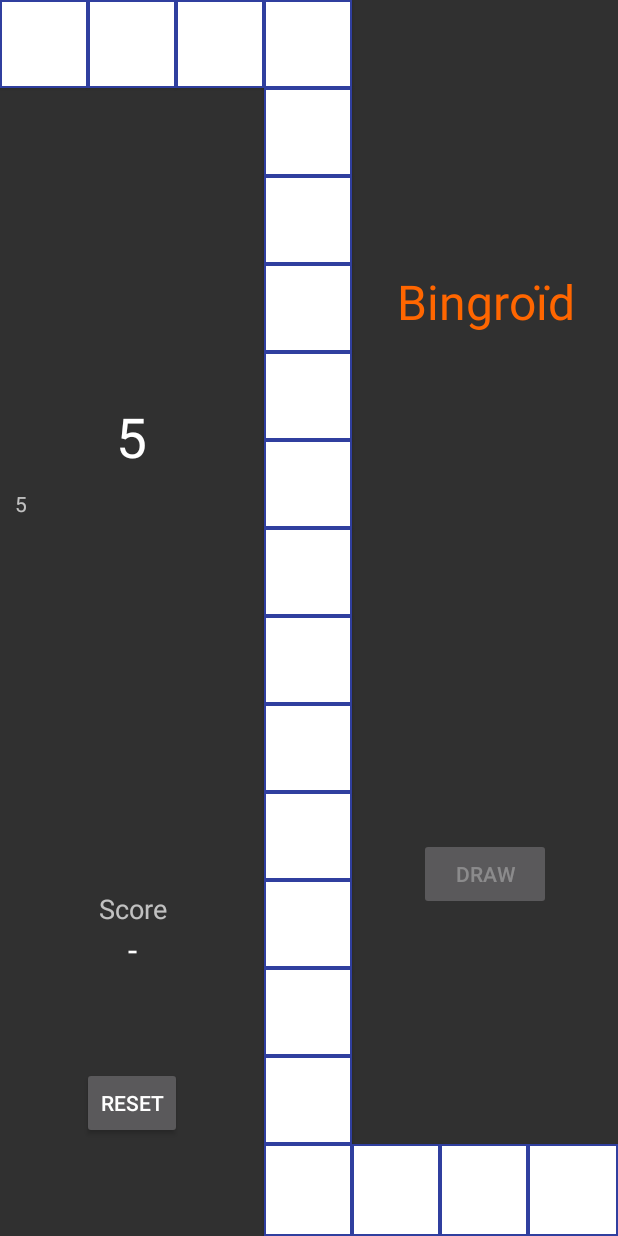
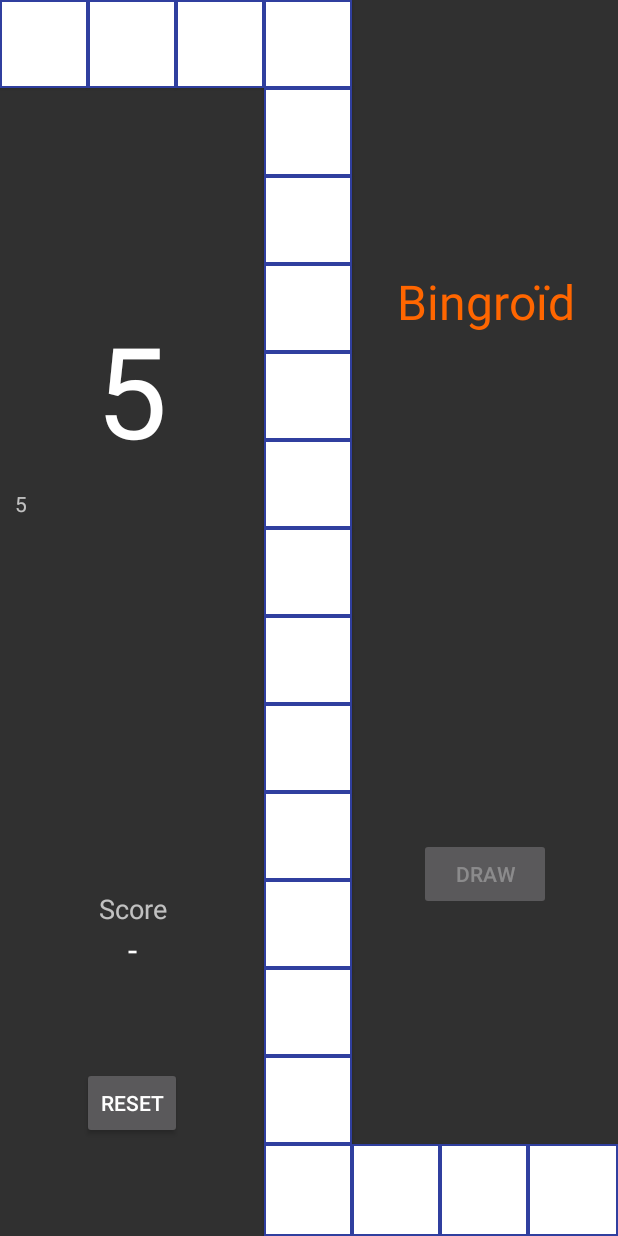
Before and after one commit to LudwigVanB/Bingroid, an Android app: the screen it shows after launch (GameBoardActivity), after a tap on "DRAW", on a phone screen of 412 x 824 dp. Run offline under Robolectric (Android 15) with nearby library versions, the phone set to English and light mode, and no system bars.

Commit message:
Scale font size

```diff
--- a/app/build.gradle
+++ b/app/build.gradle
@@ -1,4 +1,6 @@
 apply plugin: 'com.android.application'
+
+apply from: '../local.gradle'
 
 android {
     compileSdkVersion 23
--- a/app/src/main/java/sca/bingroid/BoardView.java
+++ b/app/src/main/java/sca/bingroid/BoardView.java
@@ -88,14 +88,14 @@ public class BoardView extends GridLayout implements IBoardView {
         });
     }
 
-    private void positionSquare(Button btn, int iRow, int iCol, int spaceWidth, int spaceHeight, float textSizeDp ) {
+    private void positionSquare(Button btn, int iRow, int iCol, int spaceWidth, int spaceHeight, float textSizePx ) {
         GridLayout.LayoutParams param = new GridLayout.LayoutParams();
         param.width = spaceWidth;
         param.height = spaceHeight;
         param.rowSpec = GridLayout.spec(iRow,GridLayout.FILL);
         param.columnSpec = GridLayout.spec(iCol,GridLayout.FILL);
         btn.setLayoutParams( param );
-        btn.setTextSize(TypedValue.COMPLEX_UNIT_DIP, textSizeDp );
+        btn.setTextSize(TypedValue.COMPLEX_UNIT_PX, textSizePx );
         addView(btn);
     }
 
@@ -122,21 +122,21 @@ public class BoardView extends GridLayout implements IBoardView {
         setColumnCount(colCount);
         int spaceWidth = width/colCount;
         int spaceHeight = height/rowCount;
-        float textSizeDp = Math.max(spaceHeight, spaceWidth/2 ) * 0.35f;
+        float textSizePx = Math.max(spaceHeight, spaceWidth/2 ) * 0.80f;
 
         int upperRowColCount = (int)Math.ceil((colCount+1)/2.0f);
         int iBtn = 0;
         for (int iCol=0; iCol<upperRowColCount; iCol++) {
             Button btn = mTbSquares[iBtn++];
-            positionSquare(btn, 0, iCol, spaceWidth, spaceHeight, textSizeDp);
+            positionSquare(btn, 0, iCol, spaceWidth, spaceHeight, textSizePx);
         }
         for (int iRow=1; iRow<rowCount; iRow++) {
             Button btn = mTbSquares[iBtn++];
-            positionSquare(btn, iRow, upperRowColCount-1, spaceWidth, spaceHeight, textSizeDp);
+            positionSquare(btn, iRow, upperRowColCount-1, spaceWidth, spaceHeight, textSizePx);
         }
         for (int iCol=upperRowColCount; iCol<colCount; iCol++) {
             Button btn = mTbSquares[iBtn++];
-            positionSquare(btn, rowCount-1, iCol, spaceWidth, spaceHeight, textSizeDp);
+            positionSquare(btn, rowCount-1, iCol, spaceWidth, spaceHeight, textSizePx);
         }
 
         int rowSpan = rowCount-1;
@@ -146,7 +146,7 @@ public class BoardView extends GridLayout implements IBoardView {
         positionZone( mTitleZone, 0, upperRowColCount, rowSpan, colSpan );
 
         // Score zone
-        mCurrentTileText.setTextSize( TypedValue.COMPLEX_UNIT_DIP, textSizeDp*1.20f );
+        mCurrentTileText.setTextSize( TypedValue.COMPLEX_UNIT_DIP, textSizePx*1.20f );
         colSpan = upperRowColCount - 1;
         positionZone( mScoreZone, 1, 0, rowSpan, colSpan );
 
--- a/app/src/main/res/layout/board_space.xml
+++ b/app/src/main/res/layout/board_space.xml
@@ -1,9 +1,9 @@
 <?xml version="1.0" encoding="utf-8"?>
 <Button xmlns:android="http://schemas.android.com/apk/res/android"
-    android:layout_width="35dp"
-    android:layout_height="25dp"
-    android:textColor="@color/spaceTextColor"
-    android:background="@drawable/space_selector"
-    android:textSize="30sp"
-    android:text=""
-    android:padding="0dp" />
+        android:layout_width="35dp"
+        android:layout_height="25dp"
+        android:textColor="@color/spaceTextColor"
+        android:background="@drawable/space_selector"
+        android:textAlignment="center"
+        android:includeFontPadding="false"
+        android:padding="0dp" />
--- a/build.gradle
+++ b/build.gradle
@@ -5,7 +5,7 @@ buildscript {
         jcenter()
     }
     dependencies {
-        classpath 'com.android.tools.build:gradle:2.1.0'
+        classpath 'com.android.tools.build:gradle:2.1.3'
 
         // NOTE: Do not place your application dependencies here; they belong
         // in the individual module build.gradle files
```
Also changed, not shown: local.gradle (added, +8 -0 lines), app/src/main/res/mipmap-hdpi/ic_launcher.png, app/src/main/res/mipmap-mdpi/ic_launcher.png, app/src/main/res/mipmap-xhdpi/ic_launcher.png, app/src/main/res/mipmap-xxhdpi/ic_launcher.png, app/src/main/res/mipmap-xxxhdpi/ic_launcher.png.
